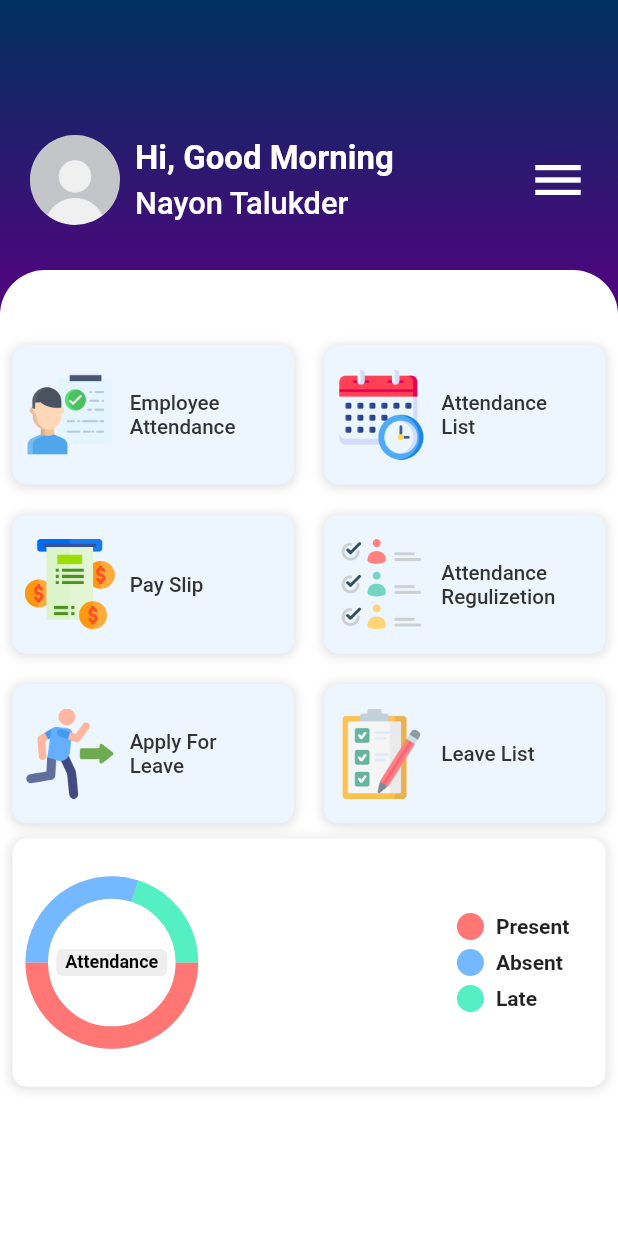
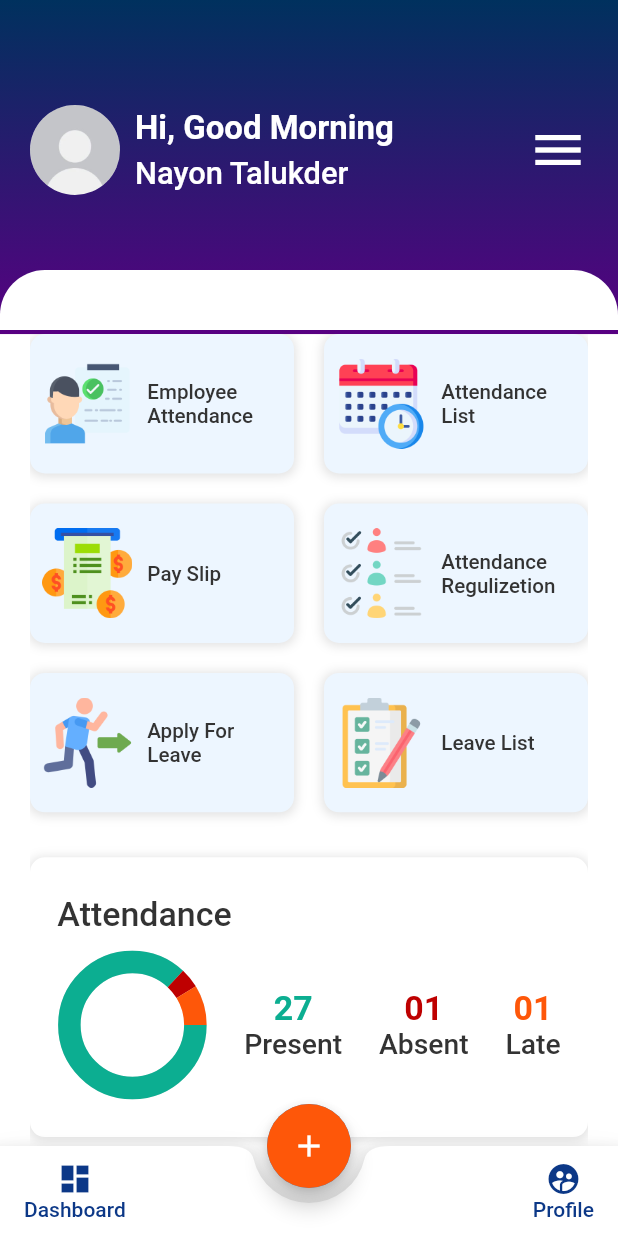
Before and after one commit to nayon-coders/hrms, a Flutter app: the screen it shows after launch, after a tap on "Login", on a phone screen of 412 x 824 dp. Run offline on Flutter 3.47's test engine with Material 2 defaults, Android fonts, the light colour scheme and no system bars; drawn by our look-alikes of pie_chart; our stand-ins replace sizer.

Commit message:
home page and bottom navigation is done

```diff
--- /dev/null
+++ b/lib/index.dart
@@ -0,0 +1,144 @@
+import 'package:HRMS/utility/colors.dart';
+import 'package:HRMS/view/attendance/attendance.dart';
+import 'package:HRMS/view/home_screen/home.dart';
+import 'package:HRMS/view/profile/profile.dart';
+import 'package:flutter/material.dart';
+
+class IndexScreen extends StatefulWidget {
+  @override
+  _IndexScreenState createState() => _IndexScreenState();
+}
+
+class _IndexScreenState extends State<IndexScreen> {
+  // Properties & Variables needed
+
+  int currentTab = 0; // to keep track of active tab index
+  final List<Widget> screens = [
+    HomeScreen(),
+    Profile(),
+
+  ]; // to store nested tabs
+  final PageStorageBucket bucket = PageStorageBucket();
+  Widget currentScreen = HomeScreen(); // Our first view in viewport
+
+  @override
+  Widget build(BuildContext context) {
+    return Scaffold(
+      body: PageStorage(
+        child: currentScreen,
+        bucket: bucket,
+      ),
+      floatingActionButton: FloatingActionButton(
+        child: Container(
+          width: 80,
+          height: 80,
+          decoration:  BoxDecoration(
+            borderRadius: BorderRadius.circular(100),
+              gradient:
+              currentTab != 0 ?
+              LinearGradient(
+                begin: Alignment.topCenter,
+                end: Alignment.bottomCenter,
+                colors: <Color>[
+                  Color(0xff00315E),
+                  Color(0xff580082),
+                ],
+              ):
+              LinearGradient(
+                begin: Alignment.topCenter,
+                end: Alignment.bottomCenter,
+                colors: <Color>[
+                  Color(0xffFE5709),
+                  Color(0xffFE5709),
+                ],
+              )),
+          child: const Icon(Icons.add),
+        ),
+        onPressed: () {
+          setState(() {
+            currentScreen =
+                const Attendance(); // if user taps on this dashboard tab will be active
+            currentTab = 0;
+          });
+        },
+      ),
+      floatingActionButtonLocation: FloatingActionButtonLocation.centerDocked,
+      bottomNavigationBar: BottomAppBar(
+        shape: CircularNotchedRectangle(),
+        notchMargin: 10,
+        child: Container(
+          height: 60,
+          child: Row(
+            mainAxisAlignment: MainAxisAlignment.spaceBetween,
+            children: <Widget>[
+              Row(
+                crossAxisAlignment: CrossAxisAlignment.start,
+                children: <Widget>[
+                  MaterialButton(
+                    minWidth: 40,
+                    onPressed: () {
+                      setState(() {
+                        currentScreen =
+                            HomeScreen(); // if user taps on this dashboard tab will be active
+                        currentTab = 1;
+                      });
+                    },
+                    child: Column(
+                      mainAxisAlignment: MainAxisAlignment.center,
+                      children: <Widget>[
+                        Icon(
+                          Icons.dashboard,
+                          color: currentTab == 1 ? appColors.secondColor : appColors.mainColor,
+                        ),
+                        Text(
+                          'Dashboard',
+                          style: TextStyle(
+                            color: currentTab == 1 ? appColors.secondColor : appColors.mainColor,
+                          ),
+                        ),
+                      ],
+                    ),
+                  ),
+                ],
+              ),
+
+              // Right Tab bar icons
+
+              Row(
+                crossAxisAlignment: CrossAxisAlignment.start,
+                children: <Widget>[
+                  MaterialButton(
+                    minWidth: 40,
+                    onPressed: () {
+                      setState(() {
+                        currentScreen =
+                            Profile(); // if user taps on this dashboard tab will be active
+                        currentTab = 2;
+                      });
+                    },
+                    child: Column(
+                      mainAxisAlignment: MainAxisAlignment.center,
+                      children: <Widget>[
+                        Icon(
+                          Icons.supervised_user_circle,
+                          color: currentTab == 2 ? appColors.secondColor : appColors.mainColor,
+                        ),
+                        Text(
+                          'Profile',
+                          style: TextStyle(
+                            color: currentTab == 2 ? appColors.secondColor : appColors.mainColor,
+                          ),
+                        ),
+                      ],
+                    ),
+                  ),
+                ],
+              )
+
+            ],
+          ),
+        ),
+      ),
+    );
+  }
+}
--- /dev/null
+++ b/lib/view/attendance/attendance.dart
@@ -0,0 +1,20 @@
+import 'package:flutter/cupertino.dart';
+import 'package:flutter/material.dart';
+
+class Attendance extends StatefulWidget {
+  const Attendance({Key? key}) : super(key: key);
+
+  @override
+  _AttendanceState createState() => _AttendanceState();
+}
+
+class _AttendanceState extends State<Attendance> {
+  @override
+  Widget build(BuildContext context) {
+    return Scaffold(
+      appBar: AppBar(
+        title: Text("attendance"),
+      ),
+    );
+  }
+}
--- a/lib/view/global_widget/big_text.dart
+++ b/lib/view/global_widget/big_text.dart
@@ -6,7 +6,8 @@ import 'package:sizer/sizer.dart';
 class BigText extends StatelessWidget {
   String text;
   double? size;
-   BigText({required this.text, this.size = 16});
+  Color? color;
+   BigText({required this.text, this.size = 16, this.color = appColors.black});
 
   @override
   Widget build(BuildContext context) {
@@ -14,7 +15,7 @@ class BigText extends StatelessWidget {
       style: TextStyle(
         fontWeight: FontWeight.bold,
         fontSize: size?.sp,
-        color: appColors.white
+        color: color
       ),
     );
   }
--- a/lib/view/global_widget/mediun_text.dart
+++ b/lib/view/global_widget/mediun_text.dart
@@ -7,7 +7,7 @@ class MediunText extends StatelessWidget {
   String text;
   double? size;
   Color ? color;
-  MediunText({required this.text, this.size = 10, this.color = appColors.white});
+  MediunText({required this.text, this.size = 10, this.color = appColors.black});
 
   @override
   Widget build(BuildContext context) {
--- a/lib/view/home_screen/home.dart
+++ b/lib/view/home_screen/home.dart
@@ -1,6 +1,7 @@
 import 'package:HRMS/utility/colors.dart';
 import 'package:HRMS/view/global_widget/big_text.dart';
 import 'package:HRMS/view/global_widget/mediun_text.dart';
+import 'package:HRMS/view/home_screen/widget/home-leave-report.dart';
 import 'package:HRMS/view/home_screen/widget/home-reports.dart';
 import 'package:HRMS/view/home_screen/widget/list-of-menu.dart';
 import 'package:flutter/material.dart';
@@ -25,7 +26,7 @@ class _HomeScreenState extends State<HomeScreen> {
             children: [
                Container(
                   width: double.infinity,
-                  height: 220,
+                  height: MediaQuery.of(context).size.height/3.7,
                   decoration: const BoxDecoration(
                       gradient: LinearGradient(
                         begin: Alignment.topCenter,
@@ -38,7 +39,7 @@ class _HomeScreenState extends State<HomeScreen> {
                   ),
 
                Padding(
-                   padding: EdgeInsets.only(left: 20, right: 20, top: 90, bottom: 10),
+                   padding: EdgeInsets.only(left: 20, right: 20, top: 70, bottom: 10),
                  child: Row(
                    mainAxisAlignment: MainAxisAlignment.spaceBetween,
                    crossAxisAlignment: CrossAxisAlignment.center,
@@ -58,9 +59,9 @@ class _HomeScreenState extends State<HomeScreen> {
                          Column(
                            crossAxisAlignment: CrossAxisAlignment.start,
                            children: [
-                             BigText(text: "Hi, Good Morning", ),
+                             BigText(text: "Hi, Good Morning", color: appColors.white, ),
                              SizedBox(height: 5,),
-                             MediunText(text: "Nayon Talukder", size: 15,),
+                             MediunText(text: "Nayon Talukder", size: 15, color: appColors.white,),
                            ],
                          ),
                        ],
@@ -75,10 +76,10 @@ class _HomeScreenState extends State<HomeScreen> {
                  ),
                ),
 
-               Padding(
+               Container(
                  padding: const EdgeInsets.only(top: 180),
                  child: Container(
-                      height: 50,
+                      height: 40,
                       decoration: const BoxDecoration(
                           color: appColors.white,
                           borderRadius: BorderRadius.only(
@@ -94,7 +95,7 @@ class _HomeScreenState extends State<HomeScreen> {
 
           Expanded(
             child: Padding(
-              padding: EdgeInsets.symmetric(horizontal: 1.h),
+              padding: EdgeInsets.symmetric(horizontal: 20),
               child: SingleChildScrollView(
                 child: Column(
                   children: [
@@ -152,9 +153,11 @@ class _HomeScreenState extends State<HomeScreen> {
                         ),
                       ],
                     ),
-                    const SizedBox(height: 10,),
-                    HomeReports()
-
+                    const SizedBox(height: 30,),
+                    HomeAttendanceReports(),
+                    const SizedBox(height: 30,),
+                    HomeLeaveReports(),
+                    const SizedBox(height: 30,),
                   ],
                 ),
               )
--- /dev/null
+++ b/lib/view/home_screen/widget/home-leave-report.dart
@@ -0,0 +1,93 @@
+import 'package:HRMS/utility/colors.dart';
+import 'package:HRMS/view/global_widget/big_text.dart';
+import 'package:HRMS/view/global_widget/mediun_text.dart';
+import 'package:flutter/material.dart';
+import 'package:pie_chart/pie_chart.dart';
+import 'package:sizer/sizer.dart';
+
+class HomeLeaveReports extends StatelessWidget {
+  HomeLeaveReports({Key? key}) : super(key: key);
+
+  final colorList = [
+    appColors.successColor,
+    appColors.dangerColor,
+    appColors.secondColor,
+  ];
+
+  @override
+  Widget build(BuildContext context) {
+    return Container(
+      padding: EdgeInsets.symmetric(horizontal: 1.h, vertical: 3.h),
+      decoration: BoxDecoration(
+        color: appColors.white,
+        borderRadius: BorderRadius.circular(10),
+        boxShadow: [
+          BoxShadow(
+            color: Colors.grey.withOpacity(0.3),
+            spreadRadius: 1,
+            blurRadius: 5,
+            offset: Offset(0, 1), // changes position of shadow
+          ),
+        ],
+      ),
+      child: Container(
+        padding: EdgeInsets.only(left: 10, right: 10),
+        child: Column(
+          crossAxisAlignment: CrossAxisAlignment.start,
+          children: [
+            MediunText(text: "Leave", size: 12.sp,),
+            const SizedBox(height: 10,),
+            Row(
+              mainAxisAlignment: MainAxisAlignment.spaceBetween,
+              children: [
+                Container(
+                  width: 100,
+                  child: PieChart(
+                    legendOptions: LegendOptions(
+                        showLegends: false
+                    ),
+                    dataMap: {
+                      "Remaining": 15,
+                      "Taken": 5,
+                      "Total": 20,
+                    },
+                    colorList: colorList,
+                    ringStrokeWidth: 15,
+                    chartLegendSpacing: 500,
+                    chartType: ChartType.ring,
+                    baseChartColor: Colors.grey[300]!,
+                    chartValuesOptions: ChartValuesOptions(
+                        showChartValues: false,
+                        showChartValuesOutside: false
+                    ),
+
+
+                  ),
+                ),
+
+                Column(
+                  children: [
+                    BigText(text: "15", color: appColors.successColor, size: 12.sp,),
+                    MediunText(text: "Remaining", color: appColors.black, size: 10.sp,)
+                  ],
+                ),
+                Column(
+                  children: [
+                    BigText(text: "05", color: appColors.dangerColor, size: 12.sp,),
+                    MediunText(text: "Taken", color: appColors.black, size: 10.sp,)
+                  ],
+                ),
+                Column(
+                  children: [
+                    BigText(text: "20", color: appColors.secondColor, size: 12.sp,),
+                    MediunText(text: "Total", color: appColors.black, size: 10.sp,)
+                  ],
+                )
+              ],
+            ),
+          ],
+        ),
+      ),
+    );
+  }
+}
--- a/lib/view/home_screen/widget/home-reports.dart
+++ b/lib/view/home_screen/widget/home-reports.dart
@@ -1,15 +1,17 @@
 import 'package:HRMS/utility/colors.dart';
+import 'package:HRMS/view/global_widget/big_text.dart';
+import 'package:HRMS/view/global_widget/mediun_text.dart';
 import 'package:flutter/material.dart';
 import 'package:pie_chart/pie_chart.dart';
 import 'package:sizer/sizer.dart';
 
-class HomeReports extends StatelessWidget {
-   HomeReports({Key? key}) : super(key: key);
+class HomeAttendanceReports extends StatelessWidget {
+   HomeAttendanceReports({Key? key}) : super(key: key);
 
   final colorList = [
-    [appColors.successColor],
-    [appColors.dangerColor],
-    [appColors.secondColor],
+    appColors.successColor,
+    appColors.dangerColor,
+    appColors.secondColor,
   ];
 
   @override
@@ -28,17 +30,30 @@ class HomeReports extends StatelessWidget {
               ),
             ],
           ),
+        child: Container(
+          padding: EdgeInsets.only(left: 10, right: 10),
           child: Column(
+            crossAxisAlignment: CrossAxisAlignment.start,
             children: [
-            PieChart(
-              centerText: "Attendance",
+              MediunText(text: "Attendance", size: 12.sp,),
+              const SizedBox(height: 10,),
+              Row(
+                mainAxisAlignment: MainAxisAlignment.spaceBetween,
+                children: [
+                  Container(
+                    width: 100,
+                    child: PieChart(
+                      legendOptions: LegendOptions(
+                        showLegends: false
+                      ),
                       dataMap: {
-                "Present": 5,
-                "Absent": 3,
+                        "Present": 20,
+                        "Absent": 1,
                         "Late": 2,
                       },
+                      colorList: colorList,
                       ringStrokeWidth: 15,
-                chartLegendSpacing: 180,
+                      chartLegendSpacing: 500,
                       chartType: ChartType.ring,
                       baseChartColor: Colors.grey[300]!,
                       chartValuesOptions: ChartValuesOptions(
@@ -48,7 +63,30 @@ class HomeReports extends StatelessWidget {
 
 
                     ),
+                  ),
+
+                  Column(
+                    children: [
+                      BigText(text: "27", color: appColors.successColor, size: 12.sp,),
+                      MediunText(text: "Present", color: appColors.black, size: 10.sp,)
                     ],
+                  ),
+                  Column(
+                    children: [
+                      BigText(text: "01", color: appColors.dangerColor, size: 12.sp,),
+                      MediunText(text: "Absent", color: appColors.black, size: 10.sp,)
+                    ],
+                  ),
+                  Column(
+                    children: [
+                      BigText(text: "01", color: appColors.secondColor, size: 12.sp,),
+                      MediunText(text: "Late", color: appColors.black, size: 10.sp,)
+                    ],
+                  )
+                ],
+              ),
+            ],
+          ),
         ),
     );
   }
--- a/lib/view/login_screen/login.dart
+++ b/lib/view/login_screen/login.dart
@@ -1,3 +1,4 @@
+import 'package:HRMS/index.dart';
 import 'package:HRMS/utility/colors.dart';
 import 'package:HRMS/view/home_screen/home.dart';
 import 'package:flutter/material.dart';
@@ -123,7 +124,7 @@ class _LoginScreenState extends State<LoginScreen> {
                       GestureDetector(
                         onTap: (){
                           Navigator.push(context,
-                          MaterialPageRoute(builder: (context)=>HomeScreen())
+                          MaterialPageRoute(builder: (context)=>IndexScreen())
                           );
                         },
                         child: Container(
--- /dev/null
+++ b/lib/view/profile/profile.dart
@@ -0,0 +1,15 @@
+import 'package:flutter/cupertino.dart';
+
+class Profile extends StatefulWidget {
+  const Profile({Key? key}) : super(key: key);
+
+  @override
+  _ProfileState createState() => _ProfileState();
+}
+
+class _ProfileState extends State<Profile> {
+  @override
+  Widget build(BuildContext context) {
+    return Container();
+  }
+}
```
Lines whose indentation alone changed are shown as unchanged.
